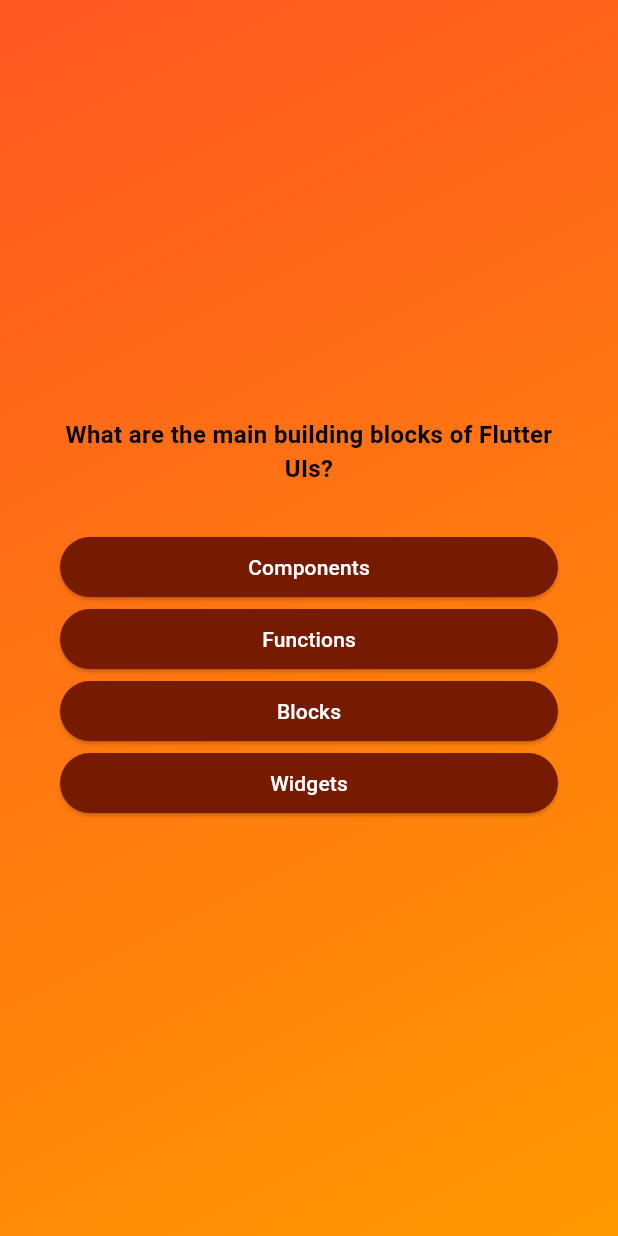
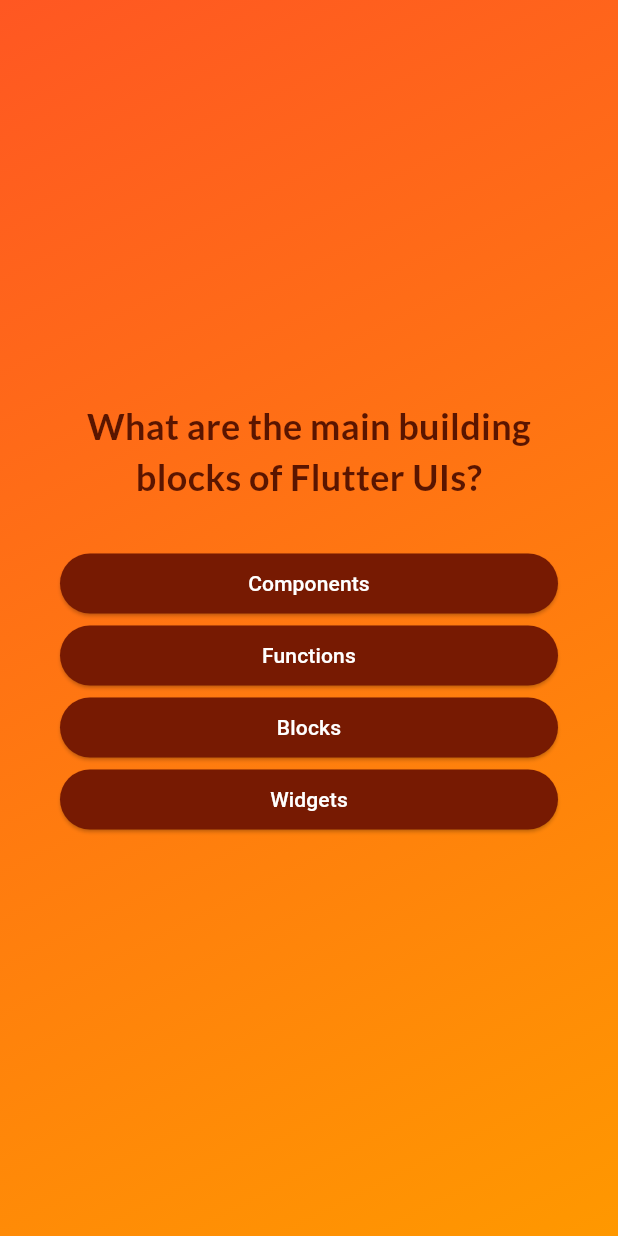
Before and after one commit to eycewind/flutter_tutorial_mcp_app, a Flutter app: the screen it shows after launch, after a tap on "Start Quiz", on a phone screen of 412 x 824 dp. Run offline on Flutter 3.47's test engine with Material 3 defaults, Android fonts, the phone set to English and light mode, and no system bars; our stand-ins replace google_fonts.

Commit message:
All done

```diff
--- a/lib/answer_button.dart
+++ b/lib/answer_button.dart
@@ -19,7 +19,10 @@
         foregroundColor: Colors.white,
         padding: const EdgeInsets.symmetric(vertical: 10, horizontal: 40),
       ),
-      child: Text(answerText),
+      child: Text(
+        answerText,
+        textAlign: TextAlign.center,
+      ),
     );
   }
 }
--- a/lib/models/quiz_questions.dart
+++ b/lib/models/quiz_questions.dart
@@ -4,7 +4,7 @@
   final String text;
   final List<String> answers;
 
-  List<String> getShuffledList() {
+  List<String> get shuffledList {
     final shuffledList = List.of(answers);
     shuffledList.shuffle();
     return shuffledList;
--- a/lib/questions_screen.dart
+++ b/lib/questions_screen.dart
@@ -1,9 +1,11 @@
 import 'package:flutter/material.dart';
 import 'package:mcq_app/answer_button.dart';
 import 'package:mcq_app/data/questions.dart';
+import 'package:google_fonts/google_fonts.dart';
 
 class QuestionsScreen extends StatefulWidget {
-  const QuestionsScreen({super.key});
+  const QuestionsScreen({super.key, required this.onSelectAnswer});
+  final void Function(String answer) onSelectAnswer;
 
   @override
   State<StatefulWidget> createState() {
@@ -14,7 +16,8 @@
 class _QuestionsScreenState extends State<QuestionsScreen> {
   var currentIndex = 0;
 
-  answerQuestion() {
+  answerQuestion(String answer) {
+    widget.onSelectAnswer(answer);
     setState(() {
       currentIndex++;
     });
@@ -34,14 +37,19 @@
             Text(
               currentQuestion.text,
               textAlign: TextAlign.center,
-              style: const TextStyle(
-                  color: Color.fromARGB(255, 0, 0, 0),
-                  fontSize: 16,
-                  fontWeight: FontWeight.bold),
+              style: GoogleFonts.lato(
+                color: const Color.fromARGB(255, 90, 21, 0),
+                fontSize: 24,
+                fontWeight: FontWeight.bold,
+              ),
             ),
             const SizedBox(height: 30),
-            ...currentQuestion.getShuffledList().map((answer) {
-              return AnswerButton(answerText: answer, onTap: answerQuestion);
+            ...currentQuestion.shuffledList.map((answer) {
+              return AnswerButton(
+                  answerText: answer,
+                  onTap: () {
+                    answerQuestion(answer);
+                  });
             }),
           ],
         ),
--- a/lib/quiz.dart
+++ b/lib/quiz.dart
@@ -1,9 +1,13 @@
 import 'package:flutter/material.dart';
+import 'package:mcq_app/data/questions.dart';
 import 'package:mcq_app/questions_screen.dart';
+import 'package:mcq_app/result_screen.dart';
 import 'package:mcq_app/start_screen.dart';
 
 class Quiz extends StatefulWidget {
-  const Quiz({super.key});
+  const Quiz({
+    super.key,
+  });
 
   @override
   State<Quiz> createState() {
@@ -14,15 +18,40 @@
 class _QuizState extends State<Quiz> {
   Widget? activeScreen;
 
+  List<String> selectedAnswers = [];
+
   @override
   void initState() {
-    activeScreen = StartScreen(switchScreen);
+    activeScreen = StartScreen(() {
+      switchScreen('');
+    });
     super.initState();
   }
 
-  void switchScreen() {
+  void switchScreen(answer) {
     setState(() {
-      activeScreen = const QuestionsScreen();
+      activeScreen = QuestionsScreen(onSelectAnswer: chooseAnswer);
+    });
+  }
+
+  void chooseAnswer(String answer) {
+    answer == '' ? selectedAnswers : selectedAnswers.add(answer);
+    if (selectedAnswers.length == questions.length) {
+      setState(() {
+        activeScreen = ResultsScreen(
+          restartQuiz: restartQuiz,
+          chosenAnswers: selectedAnswers,
+        );
+      });
+    }
+  }
+
+  void restartQuiz() {
+    setState(() {
+      activeScreen = StartScreen(() {
+        switchScreen('');
+        selectedAnswers = [];
+      });
     });
   }
 
--- a/lib/start_screen.dart
+++ b/lib/start_screen.dart
@@ -1,4 +1,5 @@
 import 'package:flutter/material.dart';
+import 'package:google_fonts/google_fonts.dart';
 
 class StartScreen extends StatelessWidget {
   const StartScreen(this.startQuiz, {super.key});
@@ -19,11 +20,12 @@
         const SizedBox(
           height: 80,
         ),
-        const Text(
+        Text(
           'Learn Flutter the fun way',
-          style: TextStyle(
-            color: Colors.white,
+          style: GoogleFonts.lato(
+            color: const Color.fromARGB(255, 90, 21, 0),
             fontSize: 24,
+            fontWeight: FontWeight.bold,
           ),
         ),
         const SizedBox(
--- a/pubspec.yaml
+++ b/pubspec.yaml
@@ -35,6 +35,7 @@
   # The following adds the Cupertino Icons font to your application.
   # Use with the CupertinoIcons class for iOS style icons.
   cupertino_icons: ^1.0.6
+  google_fonts: ^6.2.1
 
 dev_dependencies:
   flutter_test:
```
Also changed, not shown: lib/questions_summary.dart (added, +91 -0 lines), lib/result_screen.dart (added, +75 -0 lines), pubspec.lock, 1 other file.
